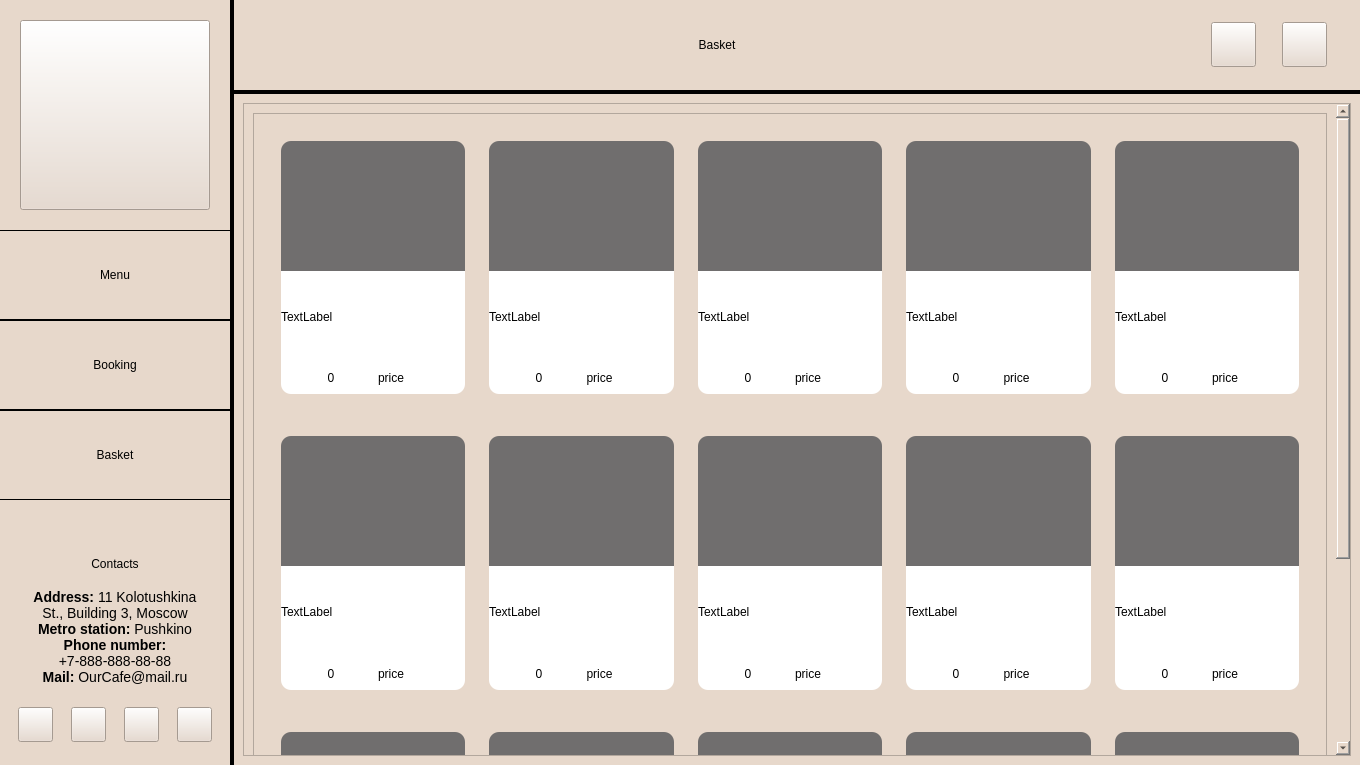
redm0unt/OurCafe, file application/basketwindow.ui: the form before one commit.
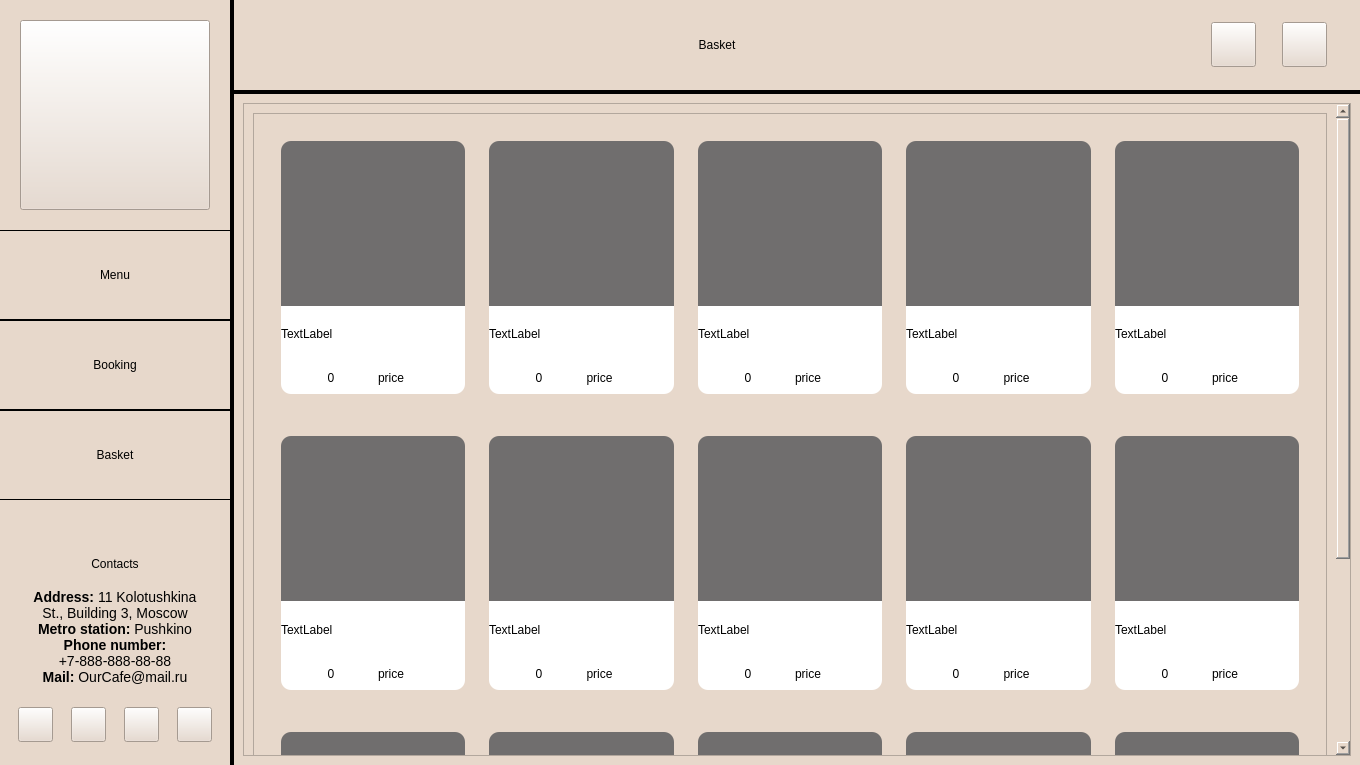
The form after the commit. Icons and pictures are not drawn.

```diff
--- a/application/basketwindow.ui
+++ b/application/basketwindow.ui
@@ -923,7 +923,7 @@
                          <property name="minimumSize">
                           <size>
                            <width>0</width>
-                           <height>130</height>
+                           <height>165</height>
                           </size>
                          </property>
                          <property name="styleSheet">
@@ -1070,7 +1070,7 @@
                          <property name="minimumSize">
                           <size>
                            <width>0</width>
-                           <height>130</height>
+                           <height>165</height>
                           </size>
                          </property>
                          <property name="styleSheet">
@@ -1213,7 +1213,7 @@
                          <property name="minimumSize">
                           <size>
                            <width>0</width>
-                           <height>130</height>
+                           <height>165</height>
                           </size>
                          </property>
                          <property name="styleSheet">
@@ -1356,7 +1356,7 @@
                          <property name="minimumSize">
                           <size>
                            <width>0</width>
-                           <height>130</height>
+                           <height>165</height>
                           </size>
                          </property>
                          <property name="styleSheet">
@@ -1499,7 +1499,7 @@
                          <property name="minimumSize">
                           <size>
                            <width>0</width>
-                           <height>130</height>
+                           <height>165</height>
                           </size>
                          </property>
                          <property name="styleSheet">
@@ -1651,7 +1651,7 @@
                          <property name="minimumSize">
                           <size>
                            <width>0</width>
-                           <height>130</height>
+                           <height>165</height>
                           </size>
                          </property>
                          <property name="styleSheet">
@@ -1798,7 +1798,7 @@
                          <property name="minimumSize">
                           <size>
                            <width>0</width>
-                           <height>130</height>
+                           <height>165</height>
                           </size>
                          </property>
                          <property name="styleSheet">
@@ -1941,7 +1941,7 @@
                          <property name="minimumSize">
                           <size>
                            <width>0</width>
-                           <height>130</height>
+                           <height>165</height>
                           </size>
                          </property>
                          <property name="styleSheet">
@@ -2084,7 +2084,7 @@
                          <property name="minimumSize">
                           <size>
                            <width>0</width>
-                           <height>130</height>
+                           <height>165</height>
                           </size>
                          </property>
                          <property name="styleSheet">
@@ -2227,7 +2227,7 @@
                          <property name="minimumSize">
                           <size>
                            <width>0</width>
-                           <height>130</height>
+                           <height>165</height>
                           </size>
                          </property>
                          <property name="styleSheet">
```
Left out of the diff: 10 changed lines with no effect on the pictures.
